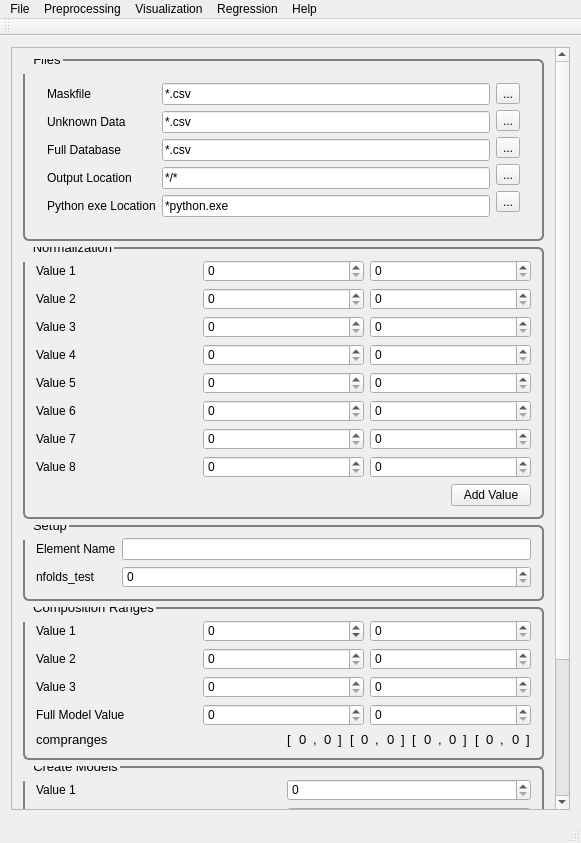
Old version of the form src/PYSAT_Gui_UI_Forms/02_mainwindow_full.ui in the repository tisaconundrum2/PySAT-GUI.
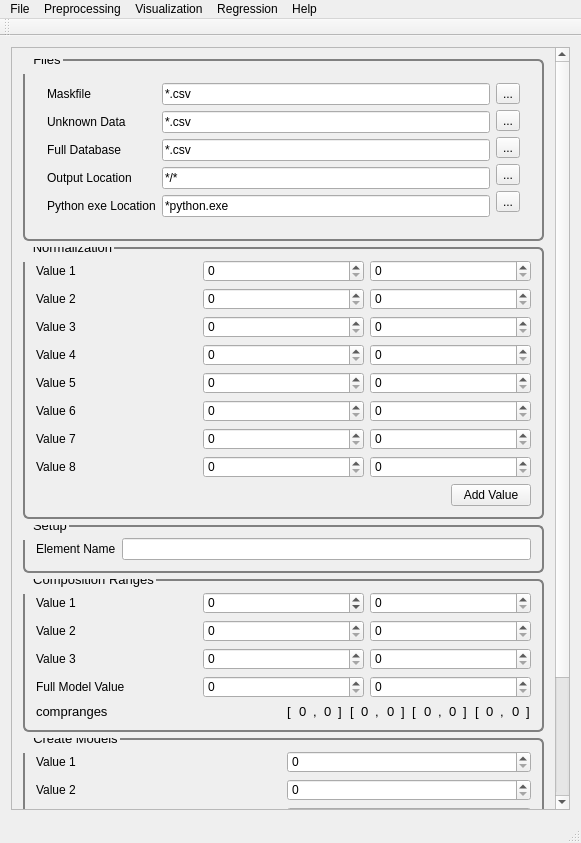
New version of the form.

What changed in the file:
```diff
--- a/src/PYSAT_Gui_UI_Forms/02_mainwindow_full.ui
+++ b/src/PYSAT_Gui_UI_Forms/02_mainwindow_full.ui
@@ -24,9 +24,9 @@
        <property name="geometry">
         <rect>
          <x>0</x>
-         <y>0</y>
+         <y>-17</y>
          <width>544</width>
-         <height>949</height>
+         <height>923</height>
         </rect>
        </property>
        <property name="font">
@@ -503,13 +503,6 @@
                  </property>
                 </widget>
                </item>
-               <item>
-                <widget class="QLabel" name="label_15">
-                 <property name="text">
-                  <string>nfolds_test</string>
-                 </property>
-                </widget>
-               </item>
               </layout>
              </item>
              <item>
@@ -517,9 +510,6 @@
                <item>
                 <widget class="QLineEdit" name="elementNameLine"/>
                </item>
-               <item>
-                <widget class="QSpinBox" name="nfolds_test"/>
-               </item>
               </layout>
              </item>
             </layout>
```
